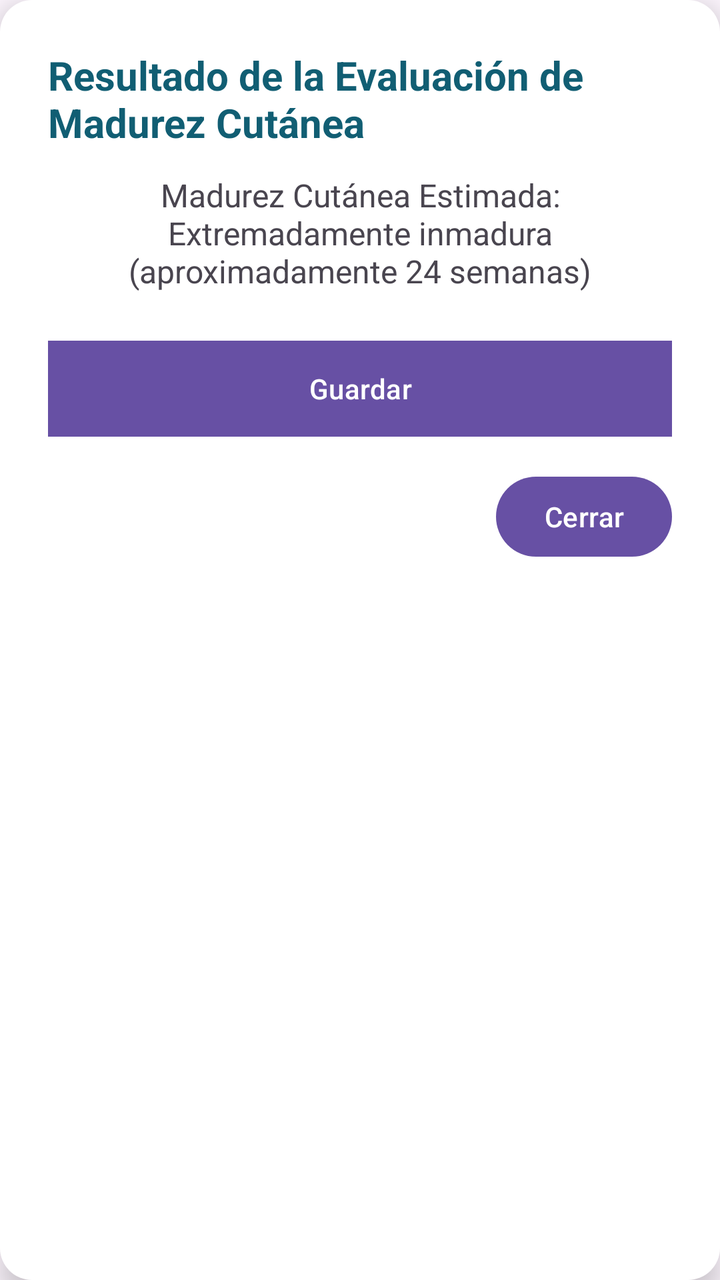
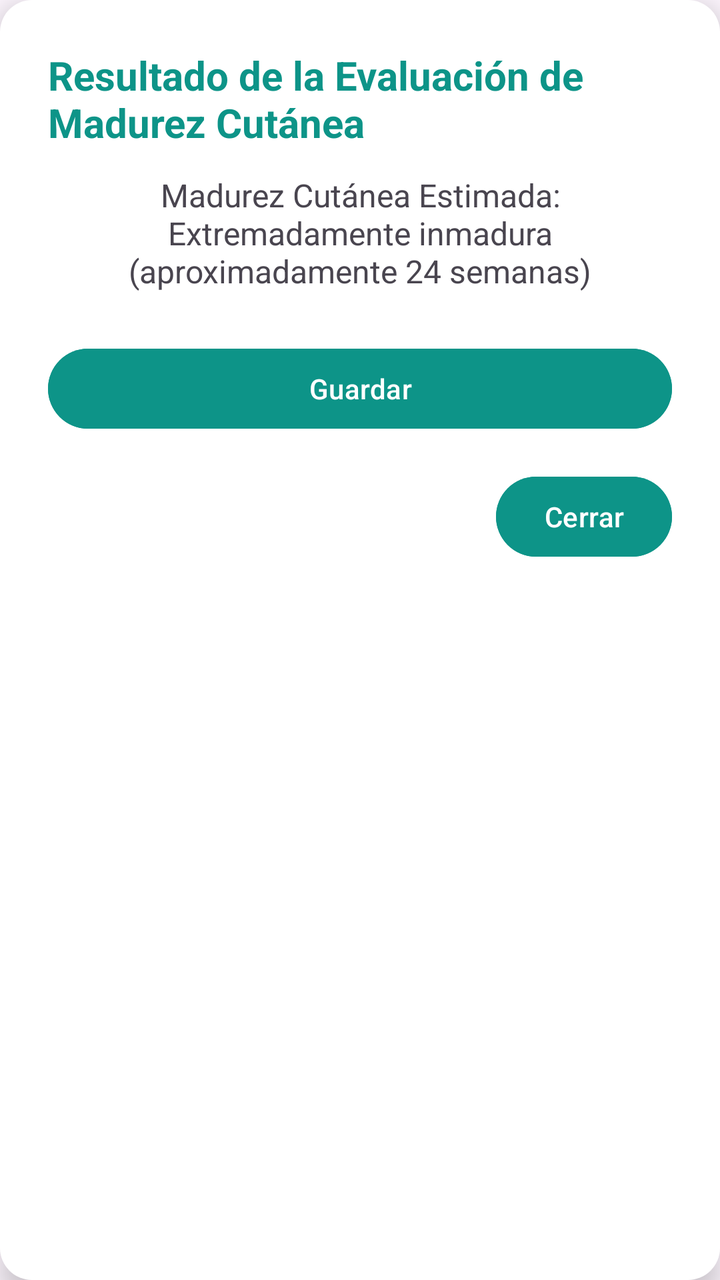

Screens rendered from an Android XML layout before and after an edit, with the pre-edit source and the edit as a unified diff.
<!-- AndroidManifest.xml: application theme Theme.MediCalc -->
<!-- res/layout/dialog_resultado_madurez_cutanea.xml -->
<?xml version="1.0" encoding="utf-8"?>
<LinearLayout xmlns:android="http://schemas.android.com/apk/res/android"
    android:padding="24dp"
    android:orientation="vertical"
    android:layout_width="wrap_content"
    android:layout_height="wrap_content"
    android:background="@drawable/bg_dialog_rounded"
    android:elevation="8dp">

    <TextView
        android:id="@+id/tvTitulo"
        android:layout_width="wrap_content"
        android:layout_height="wrap_content"
        android:text="Resultado de la Evaluación de Madurez Cutánea"
        android:textSize="20sp"
        android:textStyle="bold"
        android:textColor="#115E73"
        android:layout_gravity="center_horizontal"
        android:paddingBottom="12dp" />

    <TextView
        android:id="@+id/tvResultadoEdad"
        android:layout_width="wrap_content"
        android:layout_height="wrap_content"
        android:text="Madurez Cutánea Estimada:\nExtremadamente inmadura (aproximadamente 24 semanas)"
        android:textSize="16sp"
        android:gravity="center"
        android:layout_gravity="center_horizontal"
        android:paddingBottom="24dp" />

    <Button
        android:id="@+id/btnGuardar"
        android:layout_width="match_parent"
        android:layout_height="wrap_content"
        android:background="@color/bgLogin"
        android:text="Guardar" />

    <Button
        android:id="@+id/btnCerrar"
        android:layout_width="wrap_content"
        android:layout_height="wrap_content"
        android:text="Cerrar"
        android:layout_gravity="end"
        android:layout_marginTop="16dp" />
</LinearLayout>
<!-- resources referenced by this layout -->
<resources>
  <color name="bgLogin">#0D9488</color>
  <!-- drawable bg_dialog_rounded (drawable) -->
  <shape xmlns:android="http://schemas.android.com/apk/res/android"
      android:shape="rectangle">
      <solid android:color="@android:color/white" />
      <corners android:radius="16dp" />
  </shape>
  <style name="Theme.MediCalc" parent="Base.Theme.MediCalc" />
  <style name="Base.Theme.MediCalc" parent="Theme.Material3.DayNight.NoActionBar">
          
          
      </style>
</resources>

<!-- the commit's change to res/layout/dialog_resultado_madurez_cutanea.xml (unified diff, before → after) -->
@@ -14,7 +14,7 @@
         android:text="Resultado de la Evaluación de Madurez Cutánea"
         android:textSize="20sp"
         android:textStyle="bold"
-        android:textColor="#115E73"
+        android:textColor="@color/bgLogin"
         android:layout_gravity="center_horizontal"
         android:paddingBottom="12dp" />
 
@@ -32,7 +32,7 @@
         android:id="@+id/btnGuardar"
         android:layout_width="match_parent"
         android:layout_height="wrap_content"
-        android:background="@color/bgLogin"
+        android:backgroundTint="@color/bgLogin"
         android:text="Guardar" />
 
     <Button
@@ -40,6 +40,7 @@
         android:layout_width="wrap_content"
         android:layout_height="wrap_content"
         android:text="Cerrar"
+        android:backgroundTint="@color/bgLogin"
         android:layout_gravity="end"
         android:layout_marginTop="16dp" />
 </LinearLayout>
